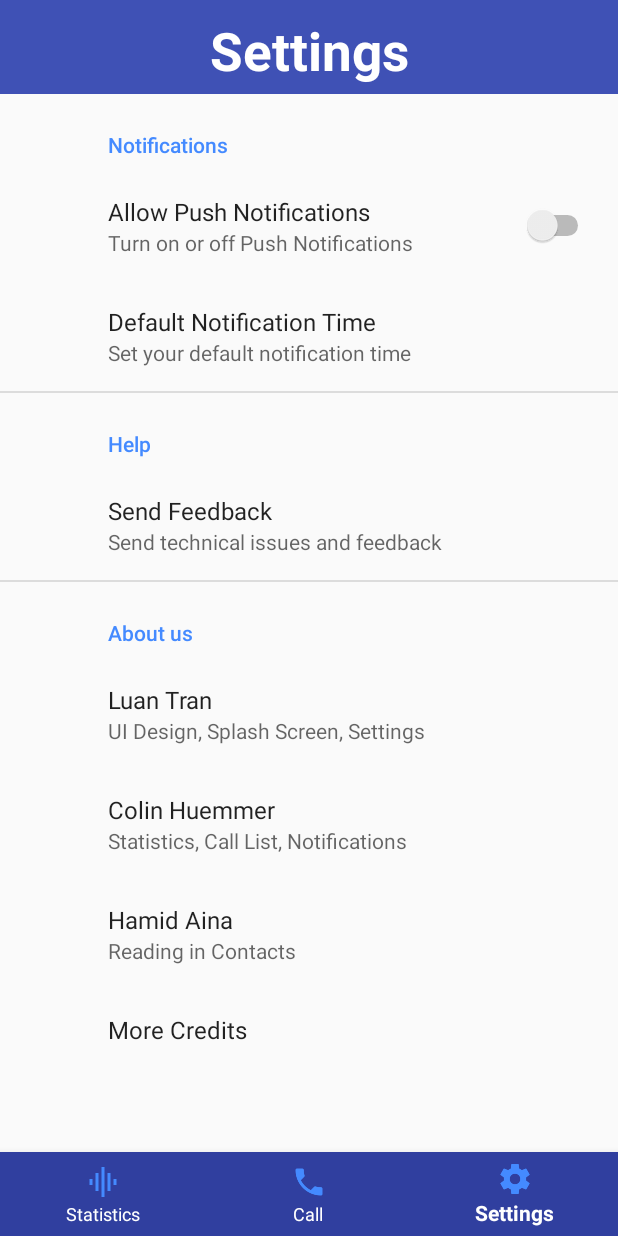
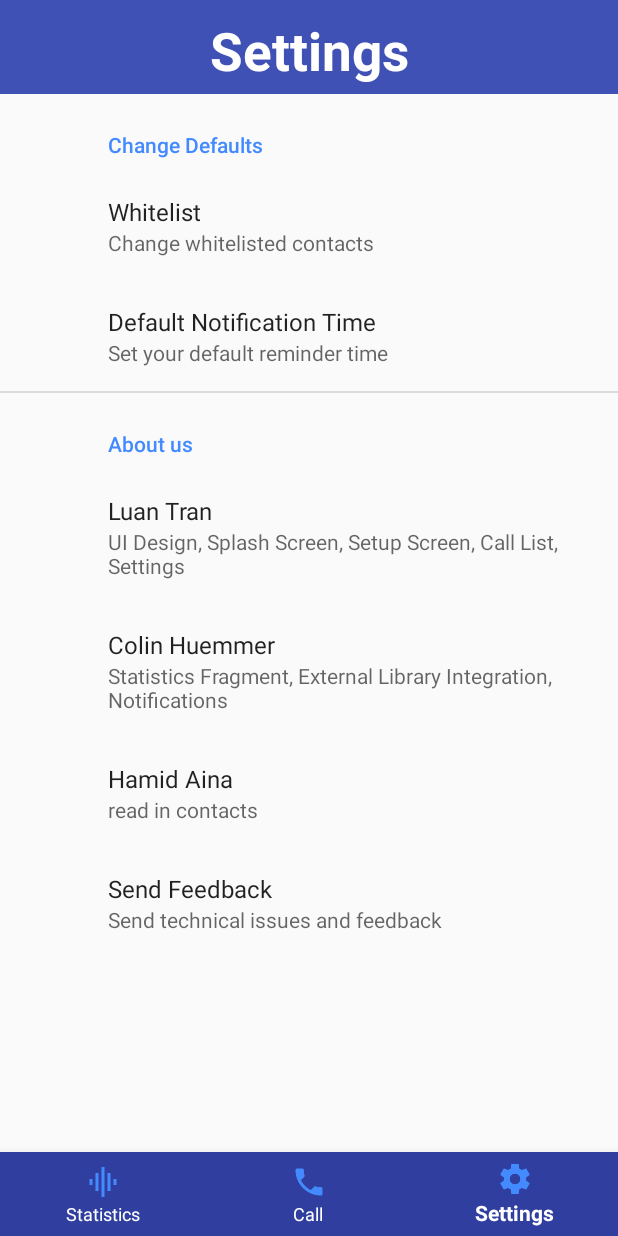
Before and after one commit to luan-asym/cym, an Android app: the MainActivity screen opened directly, with no data from a screen before it, item 3 of the bottom bar chosen, on a phone screen of 412 x 824 dp. Run offline under Robolectric (Android 15) with nearby library versions, the phone set to English and light mode, and no system bars; our stand-ins replace androidx.preference; 6 statements that could not run were skipped.

Commit message:
preferences semi-working

```diff
--- a/app/src/main/res/values/strings.xml
+++ b/app/src/main/res/values/strings.xml
@@ -1,9 +1,9 @@
 <resources>
     <!-- App Labels -->
     <string name="app_name">Call Your Mother</string>
-    <string name="colin">Colin</string>
-    <string name="luan">Luan</string>
-    <string name="hamid">null</string>
+    <string name="luan">UI Design, Splash Screen, Setup Screen, Call List, Settings</string>
+    <string name="colin">Statistics Fragment, External Library Integration, Notifications</string>
+    <string name="hamid">read in contacts</string>
 
     <!-- First-time Setup -->
     <string name="welcome">Welcome</string>
@@ -27,6 +27,8 @@
     <!-- Settings Screen -->
     <string name="settings">Settings</string>
     <string name="notifications">Notifications</string>
+    <string name="reminder_time">Default Notification Time</string>
+    <string name="change_whitelist">Whitelist</string>
 
     <!-- For Hamid's HashMap -->
     <string name="Feb">Feb</string>
--- a/app/src/main/res/xml/preferences.xml
+++ b/app/src/main/res/xml/preferences.xml
@@ -3,35 +3,23 @@
     xmlns:android="http://schemas.android.com/apk/res/android">
 
     <PreferenceCategory
-        app:key="notification_category"
-        app:title="Notifications"
+        app:key="defaults_category"
+        app:title="Change Defaults"
         >
 
-        <SwitchPreference
-            app:key="allow_push"
-            app:title="Allow Push Notifications"
-            app:summary="Turn on or off Push Notifications"
+        <DropDownPreference
+            app:key="CHANGE_WHITELIST"
+            app:title="@string/change_whitelist"
+            app:summary="Change whitelisted contacts"
             />
 
         <DropDownPreference
-            app:key="default_time"
-            app:title="Default Notification Time"
-            app:summary="Set your default notification time"
+            app:key="DEFAULT_TIME"
+            app:title="@string/reminder_time"
+            app:summary="Set your default reminder time"
             />
     </PreferenceCategory>
 
-
-    <PreferenceCategory
-        app:key="help_category"
-        app:title="Help"
-        >
-
-        <Preference
-            app:key="feedback"
-            app:title="Send Feedback"
-            app:summary="Send technical issues and feedback"
-            />
-    </PreferenceCategory>
 
     <PreferenceCategory
         app:key="about_category"
@@ -41,24 +29,25 @@
         <Preference
             app:key="about_luan"
             app:title="Luan Tran"
-            app:summary="UI Design, Splash Screen, Settings"
+            app:summary="@string/luan"
             />
 
         <Preference
             app:key="about_colin"
             app:title="Colin Huemmer"
-            app:summary="Statistics, Call List, Notifications"
+            app:summary="@string/colin"
             />
 
         <Preference
             app:key="about_hamid"
             app:title="Hamid Aina"
-            app:summary="Reading in Contacts"
+            app:summary="@string/hamid"
             />
 
         <Preference
-            app:key="more_credits"
-            app:title="More Credits"
+            app:key="feedback"
+            app:title="Send Feedback"
+            app:summary="Send technical issues and feedback"
             />
     </PreferenceCategory>
 
```
Also changed, not shown: app/src/main/java/net/luan/cym/MainActivity.kt (+48 -4 lines).
